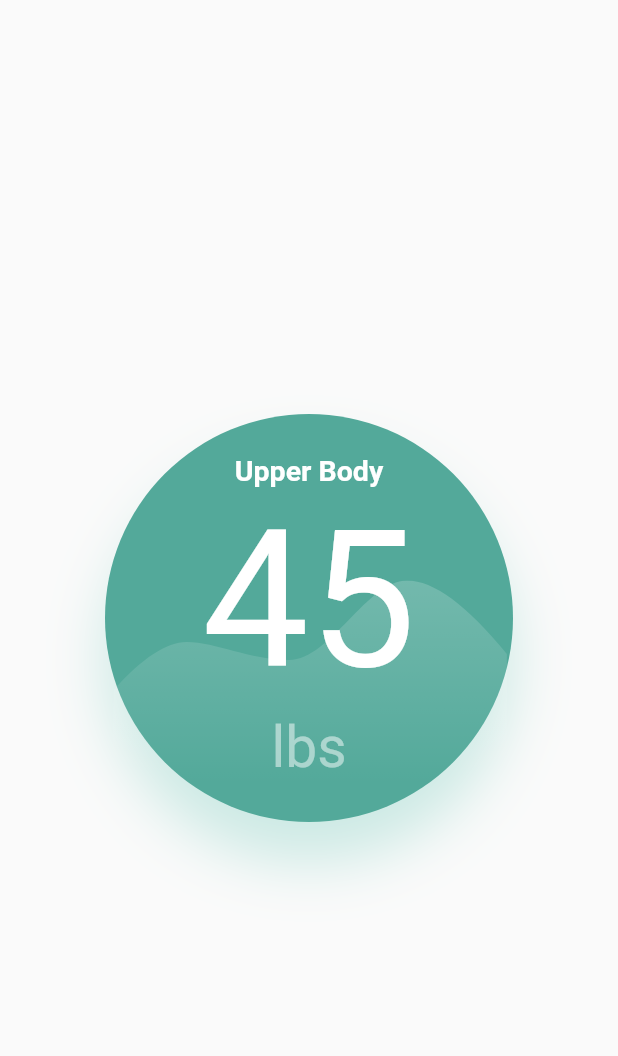
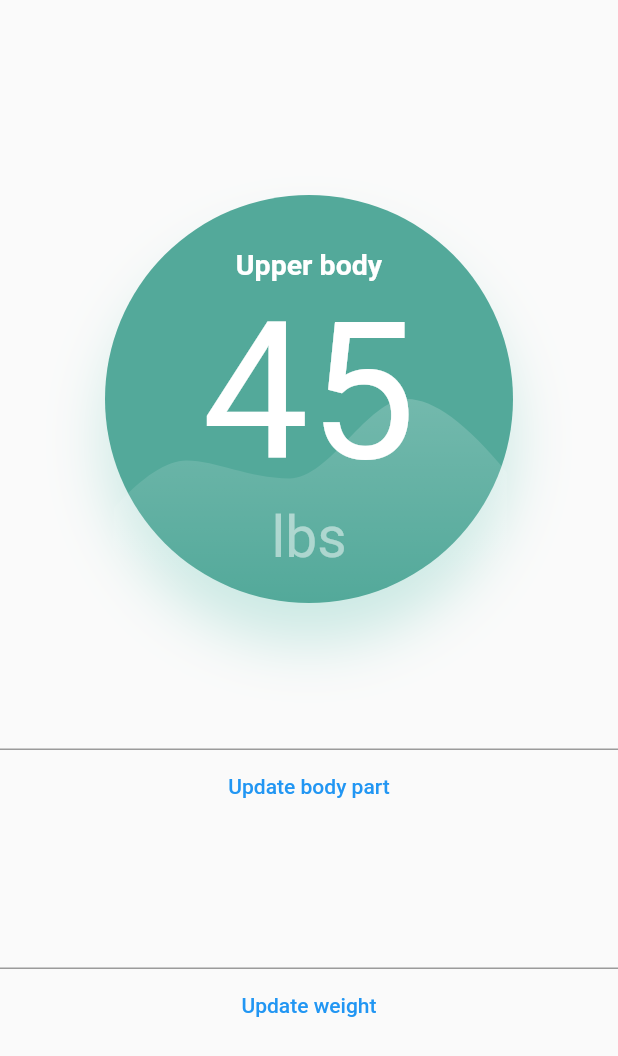
Before and after one commit to sh4217/Metrics-Widget, a Flutter app: the screen it shows after launch, on a phone screen of 412 x 824 dp. Shown: the top 1056 px of the screen. Run offline on Flutter 3.47's test engine with Material 2 defaults, Android fonts, the phone set to English and light mode, and no system bars; our stand-ins replace flutter_svg; Roboto replaces fonts that are missing (Helvetica, League Gothic).

Commit message:
allowed user to control metrics widget labels with user input

```diff
--- a/lib/main.dart
+++ b/lib/main.dart
@@ -7,7 +7,6 @@ void main() {
 
 class MyApp extends StatelessWidget {
   const MyApp({Key? key}) : super(key: key);
-
   // This widget is the root of your application.
   @override
   Widget build(BuildContext context) {
@@ -32,6 +31,12 @@ class MyHomePage extends StatefulWidget {
 
 class _MyHomePageState extends State<MyHomePage> {
 
+  String body = 'Upper body';
+  String weight = '45';
+
+  final bodyController = TextEditingController();
+  final weightController = TextEditingController();
+
   @override
   Widget build(BuildContext context) {
     return Scaffold(
@@ -39,10 +44,60 @@ class _MyHomePageState extends State<MyHomePage> {
         child: Column(
           mainAxisAlignment: MainAxisAlignment.center,
           children: <Widget>[
-            Metrics()
+            Metrics(body, weight),
+
+          // TextButton(
+          //   child: Text(
+          //     'why'
+          //   ),
+          //   onPressed: () {
+          //     setState(() {
+          //       body = 'Core';
+          //     });
+          //   },
+          // ),
+
+            const SizedBox(
+              height: 50,
+            ),
+
+            TextField(
+              controller: bodyController,
+            ),
+
+            TextButton(
+              child: Text(
+                'Update body part'
+              ),
+              onPressed: () {
+                setState(() {
+                  body = bodyController.text;
+                });
+              },
+            ),
+
+            const SizedBox(
+              height: 50,
+            ),
+
+            TextField(
+              controller: weightController,
+            ),
+
+            TextButton(
+              child: Text(
+                  'Update weight'
+              ),
+              onPressed: () {
+                setState(() {
+                  weight = weightController.text;
+                });
+              },
+            ),
+
           ],
         ),
       ),
-    ); //
+    );
   }
 }
--- a/lib/widgets/metrics.dart
+++ b/lib/widgets/metrics.dart
@@ -5,41 +5,52 @@ import 'package:metrics_widget/styles/styles.dart';
 
 const String assetName = 'assets/graph.svg';
 
-class Metrics extends StatefulWidget {
-  const Metrics({Key? key}) : super(key: key);
+
+// class Metrics extends StatefulWidget {
+//
+//   const Metrics({Key? key}) : super(key: key);
+//
+//   @override
+//   _MetricsState createState() => _MetricsState();
+// }
+//
+// class _MetricsState extends State<Metrics> {
+//
+//   var body = 'Upper Body';
+//   var weight = '45';
+
+class Metrics extends StatelessWidget {
+
+  final String body;
+  final String weight;
+
+  Metrics(this.body, this.weight);
 
   @override
-  _MetricsState createState() => _MetricsState();
-}
-
-class _MetricsState extends State<Metrics> {
-
-  @override
-  Widget build(BuildContext context) {
+  Widget build(BuildContext context ) {
     return Container(
       height: bubbleDiameter.toDouble(),
+      width: bubbleDiameter.toDouble(),
       decoration: bubbleBoxDecoration,
-      padding: new EdgeInsets.all(25.0),
-      child: Center(
+      padding: new EdgeInsets.fromLTRB(0, 35, 0, 0),
       child: Stack(
-          children: <Widget> [
+        children: <Widget>[
           Positioned(
             child: Align(
               alignment: Alignment.bottomCenter,
               child: SvgPicture.asset('assets/graph.svg'),
             ),
           ),
-
           Center(
             child: Column(
-                mainAxisAlignment: MainAxisAlignment.spaceEvenly,
-                children: <Widget> [
+
+              children: <Widget>[
                 Text(
-                    'Upper Body',
+                  body,
                   style: labelTextStyle,
                 ),
                 Text(
-                    '45',
+                  weight,
                   style: weightTextStyle,
                 ),
                 Text(
@@ -51,7 +62,11 @@ class _MetricsState extends State<Metrics> {
           ),
         ],
       ),
-      ),
     );
   }
+  // void _doSomething() {
+  //   setState(() {
+  //     body  = 'Core';
+  //   });
   }
+// }
```
Lines whose indentation alone changed are shown as unchanged.
